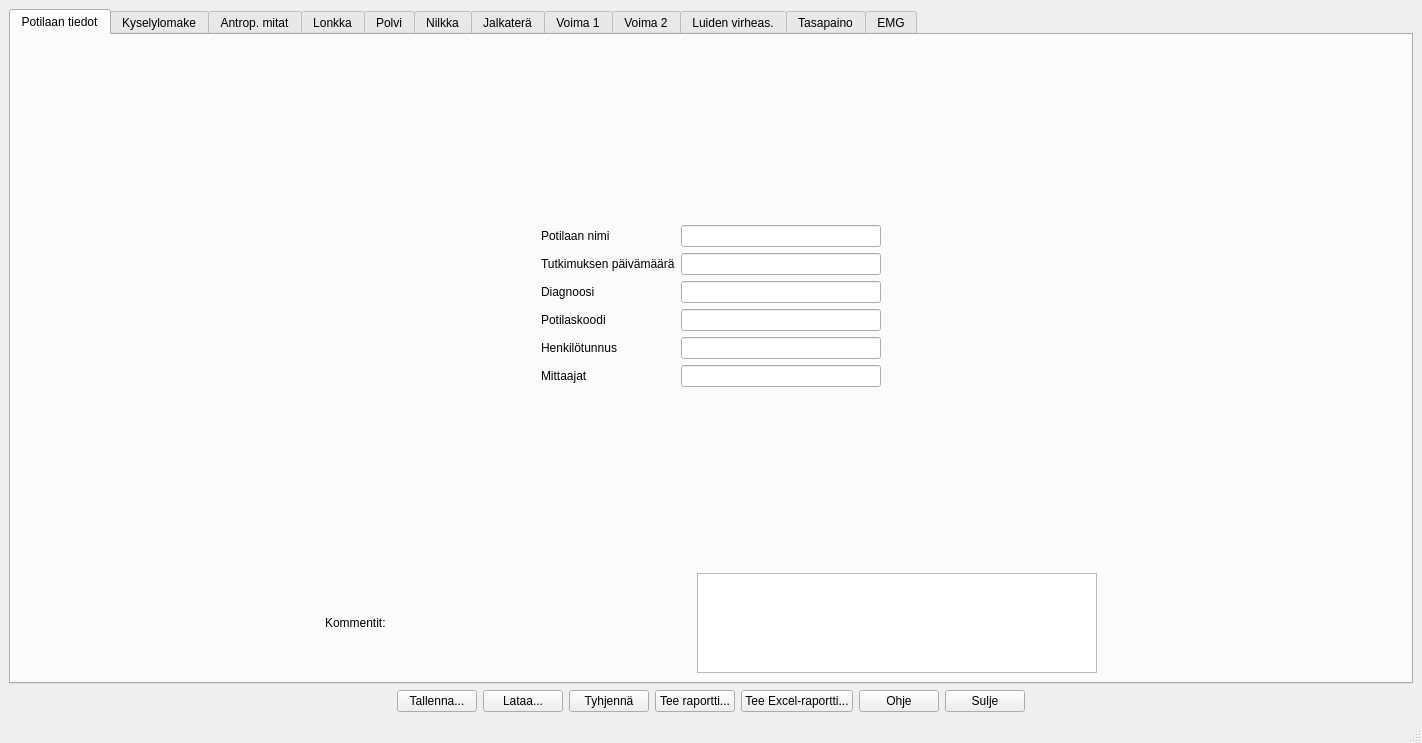
Above: tabbed_design.ui from jjnurminen/liikelaaj before the change. Below: the same form after it.
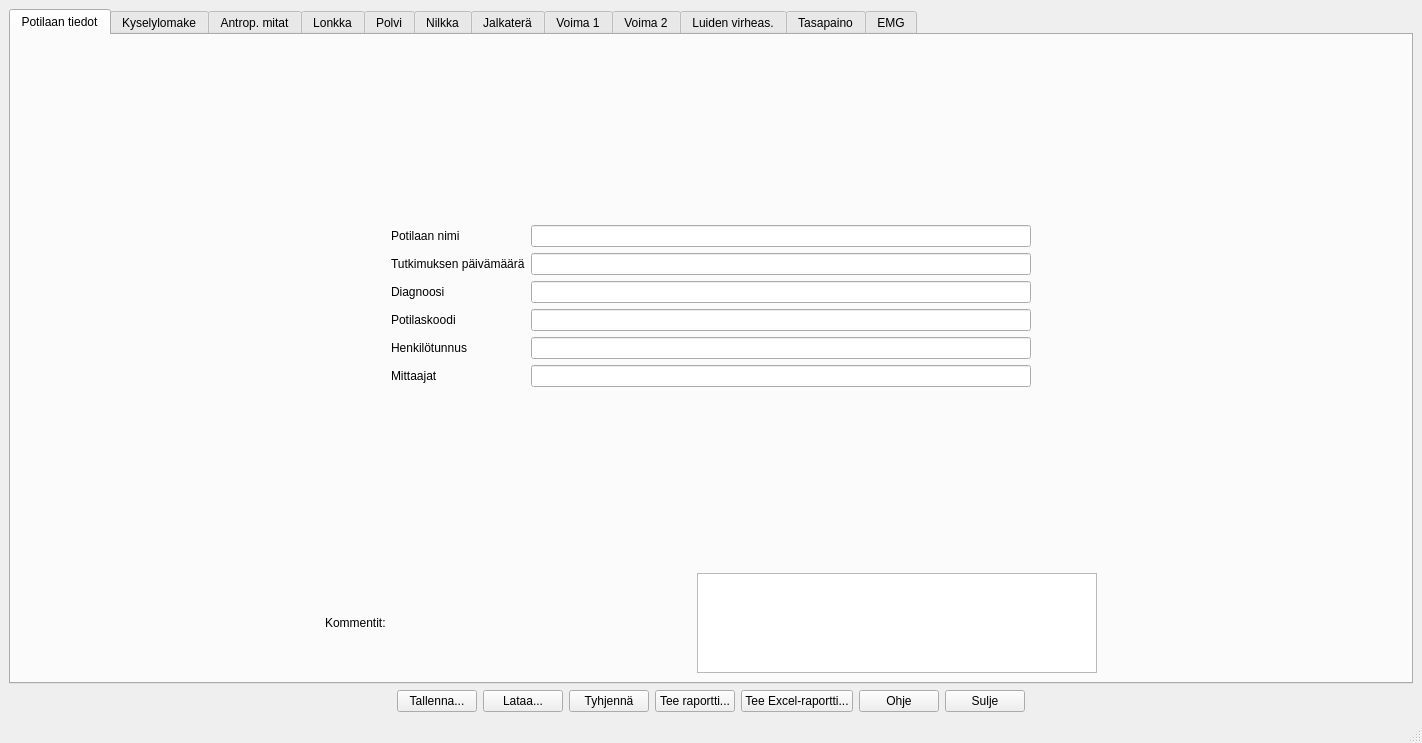
That is the form after the change. Custom widgets are drawn as their Qt base class.

Commit message: wider fields on Tiedot tab

```diff
--- a/tabbed_design.ui
+++ b/tabbed_design.ui
@@ -56,7 +56,7 @@
             </property>
             <property name="minimumSize">
              <size>
-              <width>200</width>
+              <width>500</width>
               <height>0</height>
              </size>
             </property>
@@ -82,7 +82,7 @@
             </property>
             <property name="minimumSize">
              <size>
-              <width>200</width>
+              <width>500</width>
               <height>0</height>
              </size>
             </property>
@@ -98,7 +98,7 @@
             </property>
             <property name="minimumSize">
              <size>
-              <width>200</width>
+              <width>500</width>
               <height>0</height>
              </size>
             </property>
@@ -138,7 +138,7 @@
             </property>
             <property name="minimumSize">
              <size>
-              <width>200</width>
+              <width>500</width>
               <height>0</height>
              </size>
             </property>
@@ -154,7 +154,7 @@
             </property>
             <property name="minimumSize">
              <size>
-              <width>200</width>
+              <width>500</width>
               <height>0</height>
              </size>
             </property>
@@ -190,7 +190,7 @@
             </property>
             <property name="minimumSize">
              <size>
-              <width>200</width>
+              <width>500</width>
               <height>0</height>
              </size>
             </property>
```
